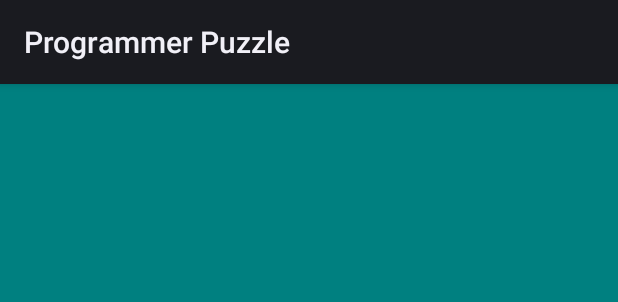
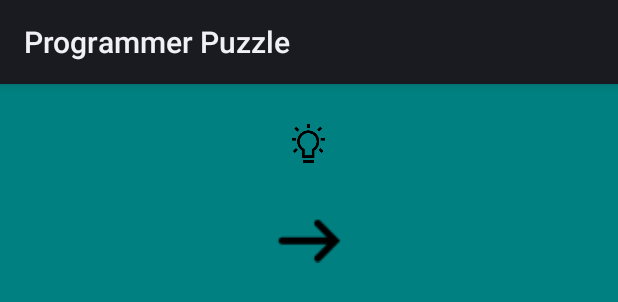
Before and after one commit to davehun01/ProgrammerPuzzle, an Android app: the layout activity_how_to_play.xml on its own in the app's theme, with its tools: preview values and no code run, on a phone screen of 412 x 824 dp. Shown: the top 302 px of the screen. Run offline under Robolectric (Android 15) with nearby library versions, the phone set to English and light mode, and no system bars.

Commit message:
HowToPlayActivity is finished.

```diff
--- a/app/src/main/AndroidManifest.xml
+++ b/app/src/main/AndroidManifest.xml
@@ -3,7 +3,7 @@
     package="com.example.dave.programmerpuzzle">
 
     <uses-permission android:name="android.permission.VIBRATE" />
-    <uses-permission android:name="android.permission.access" />
+
     <application
         android:name=".Application.MainApplication"
         android:allowBackup="true"
@@ -33,9 +33,6 @@
         <activity
             android:name=".Activities.SettingsActivity"
             android:theme="@style/AppTheme.NoActionBar" />
-        <activity
-            android:name=".Activities.GameEndActivity"
-            android:theme="@style/AppTheme.NoActionBar" />
     </application>
 
 </manifest>
--- a/app/src/main/java/com/example/dave/programmerpuzzle/Activities/NewGameActivity.java
+++ b/app/src/main/java/com/example/dave/programmerpuzzle/Activities/NewGameActivity.java
@@ -142,8 +142,6 @@ public class NewGameActivity extends AppCompatActivity implements NewGameInterfa
         ButterKnife.bind(this);
 
         getWindow().setStatusBarColor(getResources().getColor(R.color.colorDarkBlue));
-
-        timer.setTextSize(TypedValue.COMPLEX_UNIT_SP, 30f);
     }
 
     private void loadSettings() {
--- a/app/src/main/res/layout/activity_how_to_play.xml
+++ b/app/src/main/res/layout/activity_how_to_play.xml
@@ -1,5 +1,6 @@
 <?xml version="1.0" encoding="utf-8"?>
-<android.support.constraint.ConstraintLayout xmlns:android="http://schemas.android.com/apk/res/android"
+<RelativeLayout
+    xmlns:android="http://schemas.android.com/apk/res/android"
     xmlns:app="http://schemas.android.com/apk/res-auto"
     xmlns:tools="http://schemas.android.com/tools"
     android:layout_width="match_parent"
@@ -7,4 +8,43 @@
     android:background="@color/colorTeal"
     tools:context=".Activities.HowToPlayActivity">
 
-</android.support.constraint.ConstraintLayout>
+    <TextView
+        android:layout_width="wrap_content"
+        android:layout_height="wrap_content"
+        android:id="@+id/howToPlayActivity_Text1"
+        android:textColor="@color/colorWhite"
+        android:textSize="18sp"/>
+
+    <ImageView
+        android:layout_width="wrap_content"
+        android:layout_height="wrap_content"
+        android:id="@+id/howToPlayActivity_HintButton"
+        android:layout_below="@id/howToPlayActivity_Text1"
+        android:layout_centerHorizontal="true"
+        android:src="@mipmap/ic_hint_transparent"/>
+
+    <TextView
+        android:layout_width="wrap_content"
+        android:layout_height="wrap_content"
+        android:id="@+id/howToPlayActivity_Text2"
+        android:layout_below="@id/howToPlayActivity_HintButton"
+        android:textColor="@color/colorWhite"
+        android:textSize="18sp"/>
+
+    <ImageView
+        android:layout_width="wrap_content"
+        android:layout_height="wrap_content"
+        android:id="@+id/howToPlayActivity_SkipButton"
+        android:layout_below="@id/howToPlayActivity_Text2"
+        android:layout_centerHorizontal="true"
+        android:src="@mipmap/ic_skip_transparent"/>
+
+    <TextView
+        android:layout_width="wrap_content"
+        android:layout_height="wrap_content"
+        android:id="@+id/howToPlayActivity_Text3"
+        android:layout_below="@id/howToPlayActivity_SkipButton"
+        android:textColor="@color/colorWhite"
+        android:textSize="18sp"/>
+
+</RelativeLayout>
--- a/app/src/main/res/layout/activity_new_game.xml
+++ b/app/src/main/res/layout/activity_new_game.xml
@@ -28,7 +28,8 @@
                     android:layout_width="wrap_content"
                     android:layout_height="wrap_content"
                     android:id="@+id/newGameActivity_Timer"
-                    android:textColor="@color/colorWhite"/>
+                    android:textColor="@color/colorWhite"
+                    android:textSize="30sp"/>
 
                 <ImageButton
                     android:layout_width="50dp"
@@ -41,7 +42,8 @@
                     android:layout_width="wrap_content"
                     android:layout_height="wrap_content"
                     android:layout_below="@id/newGameActivity_Hint"
-                    android:textColor="@color/colorWhite"/>
+                    android:textColor="@color/colorWhite"
+                    android:textSize="16sp"/>
 
                 <com.example.dave.programmerpuzzle.View.PuzzleButton
                     android:id="@+id/newGameActivity_Line_1"
--- a/app/src/main/res/values/strings.xml
+++ b/app/src/main/res/values/strings.xml
@@ -12,4 +12,8 @@
     <string name="time_expired_text">Unfortunately, your time expired.</string>
     <string name="puzzle_completed_text">Well done!</string>
 
+    <string name="howToPlayActivity_Text1">The goal of every puzzle is to move every singular button provided at the top, to the correct lines provided at the bottom of the screen. You are provided with a short description of the puzzle, it is advised to read carefully. You can move the buttons back and forth by tapping on them. Tapping on a button will move it to the next available line. Tapping on a button if it has already been moved to a line will move it back to it\'s original position at the top. Some buttons have fixed positions when starting a puzzle, those have grey texts in them. Many of the puzzles are quite hard, but there is plenty of time to think, and if you need help, use this:</string>
+    <string name="howToPlayActivity_Text2">This button will move a single button to the next line, which will be guaranteed to be at the correct position. Be careful, this option is available once per puzzle. If the puzzle is too hard or uninteresting, you can move to the next one by using the following:</string>
+    <string name="howToPlayActivity_Text3">This button will load the next puzzle for you. There are 5 puzzles in a single game, at the end you will receive a score based on how well you did. Only 100% completed puzzles give score. The programming language for the puzzles can be changed in the settings.</string>
+
 </resources>
```
Also changed, not shown: app/src/main/java/com/example/dave/programmerpuzzle/Activities/GameEndActivity.java (deleted, +0 -14 lines), app/src/main/java/com/example/dave/programmerpuzzle/Activities/HowToPlayActivity.java (+22 -1 lines), app/src/main/res/layout/activity_game_end.xml (deleted, +0 -9 lines).
